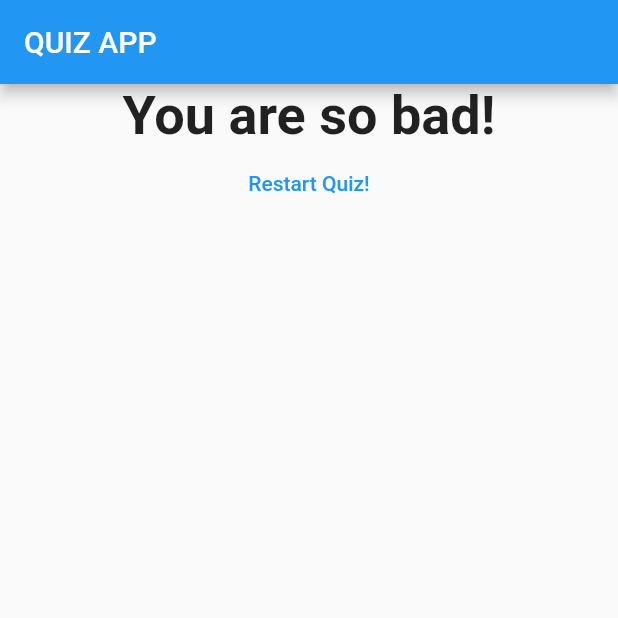
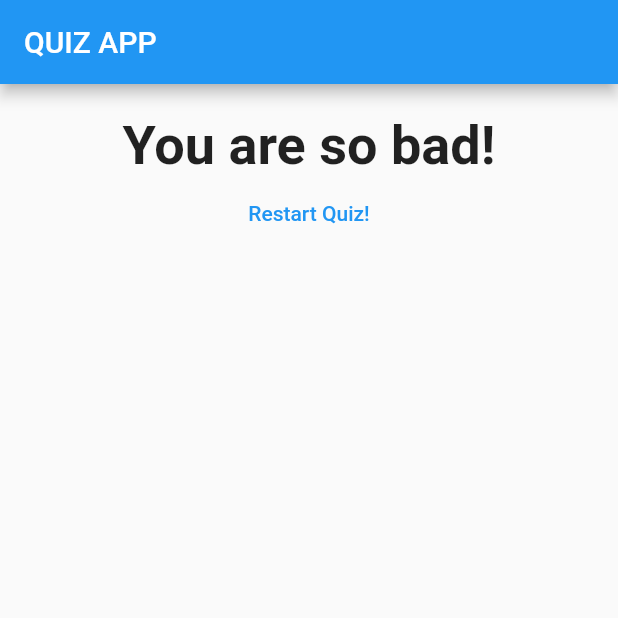
Before and after one commit to omkargadute/Quiz-App-Flutter, a Flutter app: the screen it shows after launch, after a tap on "Black", after a tap on "Lion", after a tap on "India", on a phone screen of 412 x 824 dp, the top half of it. Run offline on Flutter 3.47's test engine with Material 2 defaults, Android fonts, the phone set to English and light mode, and no system bars.

Commit message:
margin and padding improved

```diff
--- a/lib/answer.dart
+++ b/lib/answer.dart
@@ -9,8 +9,8 @@ class Answer extends StatelessWidget {
   @override
   Widget build(BuildContext context) {
     return Container(
+      margin: EdgeInsets.all(10),
       width: double.infinity,
-
       child: RaisedButton(
         color: Colors.blue,
         textColor: Colors.white,
--- a/lib/question.dart
+++ b/lib/question.dart
@@ -9,10 +9,10 @@ class Question extends StatelessWidget {
   Widget build(BuildContext context) {
     return Container(
       width: double.infinity,
-      margin: EdgeInsets.all(10),
+      margin: EdgeInsets.all(20),
       child: Text(
         questionText,
-        style: TextStyle(fontSize: 28),
+        style: TextStyle(fontSize: 28,fontWeight: FontWeight.bold),
         textAlign: TextAlign.center,
       ),
     );
--- a/lib/result.dart
+++ b/lib/result.dart
@@ -6,7 +6,7 @@ class Result extends StatelessWidget {
 
   Result(this.resultScore, this.resetHandler);
 
-  String get ResultPhrase {
+  String get resultPhrase {
     String resultText = 'You did it!';
     if (resultScore <= 8) {
       resultText = 'You are ...strange?!';
@@ -23,19 +23,24 @@ class Result extends StatelessWidget {
   @override
   Widget build(BuildContext context) {
     return Center(
+      child: Container(
+        width: double.infinity,
+        margin: EdgeInsets.all(20),
         child: Column(
           children: <Widget>[
             Text(
-            ResultPhrase,
+              resultPhrase,
               style: TextStyle(fontSize: 36, fontWeight: FontWeight.bold),
               textAlign: TextAlign.center,
             ),
             TextButton(
               onPressed: resetHandler,
               child: Text('Restart Quiz!'),
-            style: ButtonStyle(foregroundColor: MaterialStateProperty.all(Colors.blue)),
+              style: ButtonStyle(
+                  foregroundColor: MaterialStateProperty.all(Colors.blue)),
             ),
           ],
+        ),
       ),
     );
   }
```
Lines whose indentation alone changed are shown as unchanged.
